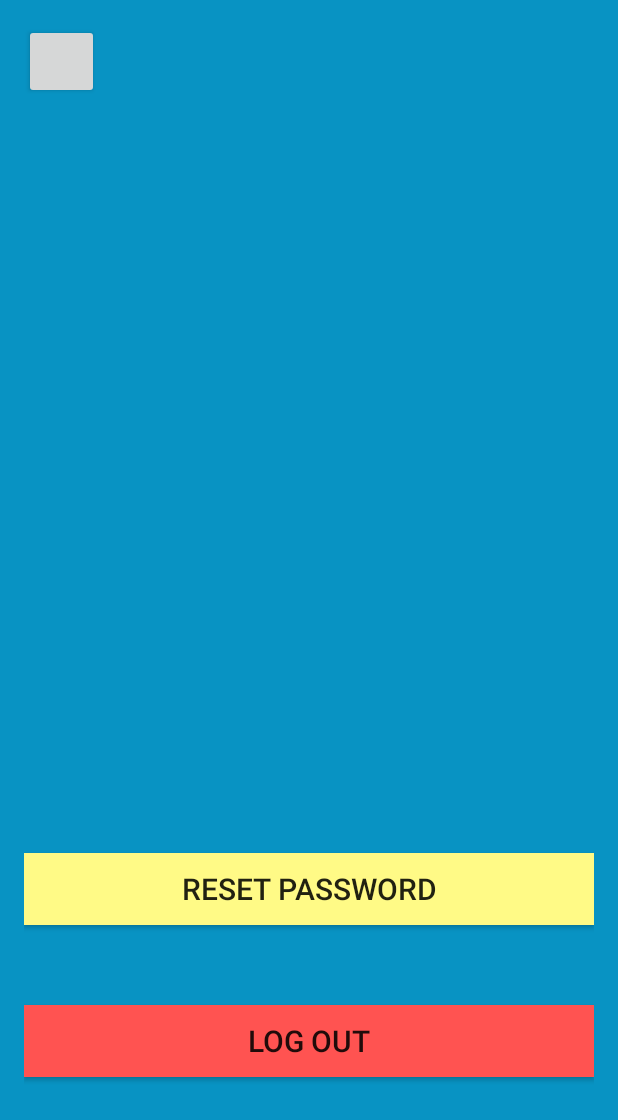
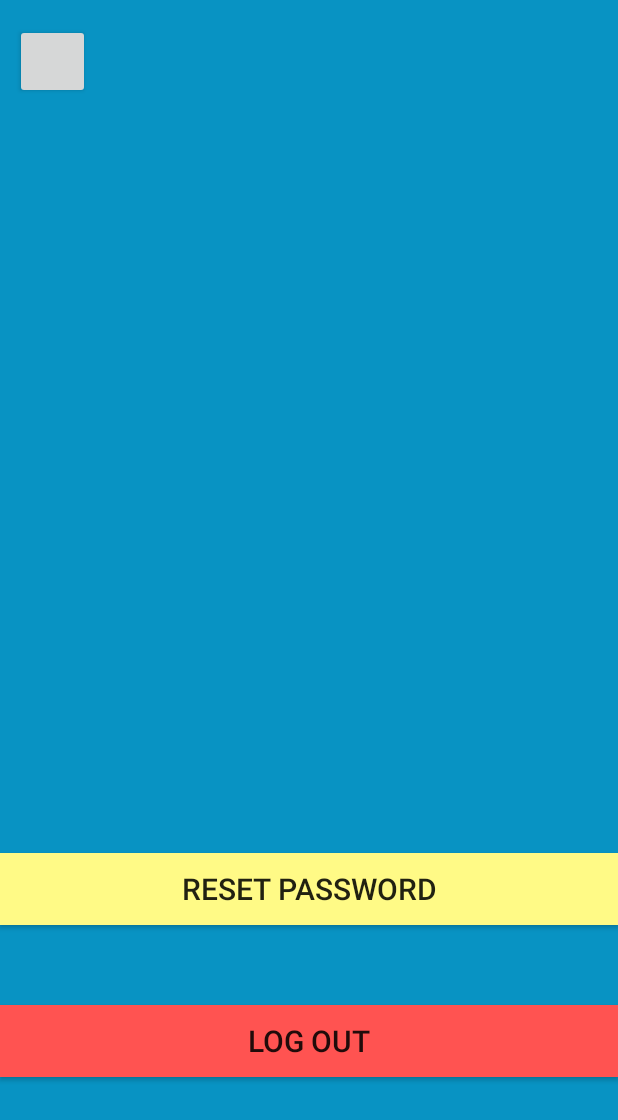
Before and after one commit to jonnybegood123/Marco, an Android app: the SettingsActivity screen opened directly, with no data from a screen before it, on a phone screen of 412 x 824 dp. Shown: the top 1120 px of the screen. Run offline under Robolectric (Android 15) with nearby library versions, the phone set to English and light mode, and no system bars.

Commit message:
padding fix

```diff
--- a/app/src/main/res/layout/activity_add_afriend.xml
+++ b/app/src/main/res/layout/activity_friends.xml
@@ -1,10 +1,9 @@
 <RelativeLayout xmlns:android="http://schemas.android.com/apk/res/android"
     xmlns:tools="http://schemas.android.com/tools" android:layout_width="match_parent"
-    android:layout_height="match_parent" android:paddingLeft="@dimen/activity_horizontal_margin"
-    android:paddingRight="@dimen/activity_horizontal_margin"
+    android:layout_height="match_parent"
     android:paddingTop="@dimen/activity_vertical_margin"
     android:paddingBottom="@dimen/activity_vertical_margin"
-    tools:context="com.jonathanrobins.marco.AddAFriendActivity"
+    tools:context="com.jonathanrobins.marco.FriendsActivity"
     android:background="#0893C3"
     android:id="@+id/mainLayout">
 
@@ -12,6 +11,7 @@
         android:layout_width="50dp"
         android:layout_height="50dp"
         android:id="@+id/backButton"
+        android:layout_marginLeft="10dp"
         android:layout_alignParentTop="true"
         android:layout_alignParentLeft="true"
         android:layout_alignParentStart="true" />
--- a/app/src/main/res/layout/activity_settings.xml
+++ b/app/src/main/res/layout/activity_settings.xml
@@ -1,7 +1,6 @@
 <RelativeLayout xmlns:android="http://schemas.android.com/apk/res/android"
     xmlns:tools="http://schemas.android.com/tools" android:layout_width="match_parent"
-    android:layout_height="match_parent" android:paddingLeft="@dimen/activity_horizontal_margin"
-    android:paddingRight="@dimen/activity_horizontal_margin"
+    android:layout_height="match_parent"
     android:paddingTop="@dimen/activity_vertical_margin"
     android:paddingBottom="@dimen/activity_vertical_margin"
     tools:context="com.jonathanrobins.marco.SettingsActivity"
@@ -12,6 +11,7 @@
         android:layout_width="50dp"
         android:layout_height="50dp"
         android:id="@+id/backButton"
+        android:layout_marginLeft="10dp"
         android:layout_alignParentTop="true"
         android:layout_alignParentLeft="true"
         android:layout_alignParentStart="true" />
--- a/app/src/main/res/layout/activity_sign_up.xml
+++ b/app/src/main/res/layout/activity_sign_up.xml
@@ -1,8 +1,7 @@
 <RelativeLayout xmlns:android="http://schemas.android.com/apk/res/android"
     xmlns:tools="http://schemas.android.com/tools" android:layout_width="match_parent"
     android:id="@+id/mainLayout"
-    android:layout_height="match_parent" android:paddingLeft="@dimen/activity_horizontal_margin"
-    android:paddingRight="@dimen/activity_horizontal_margin"
+    android:layout_height="match_parent"
     android:paddingTop="@dimen/activity_vertical_margin"
     android:paddingBottom="@dimen/activity_vertical_margin"
     tools:context="com.jonathanrobins.marco.SignUpActivity"
```
